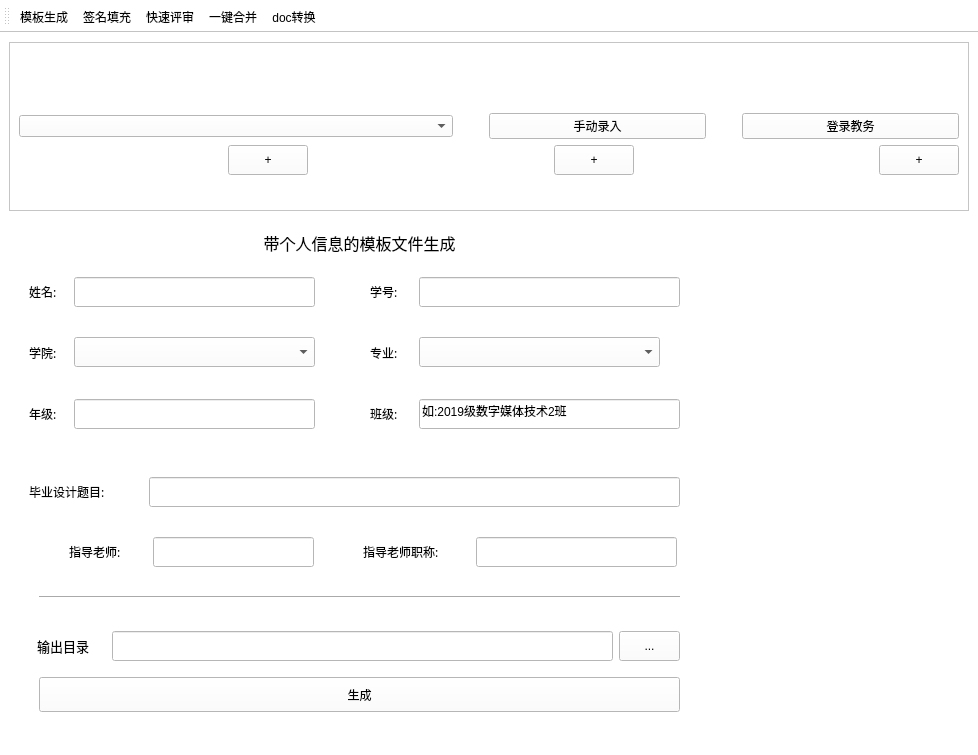
Old version of the form ui/main_ui_teacher.ui in the repository deoxyribonucleic-acid/doc_automation.
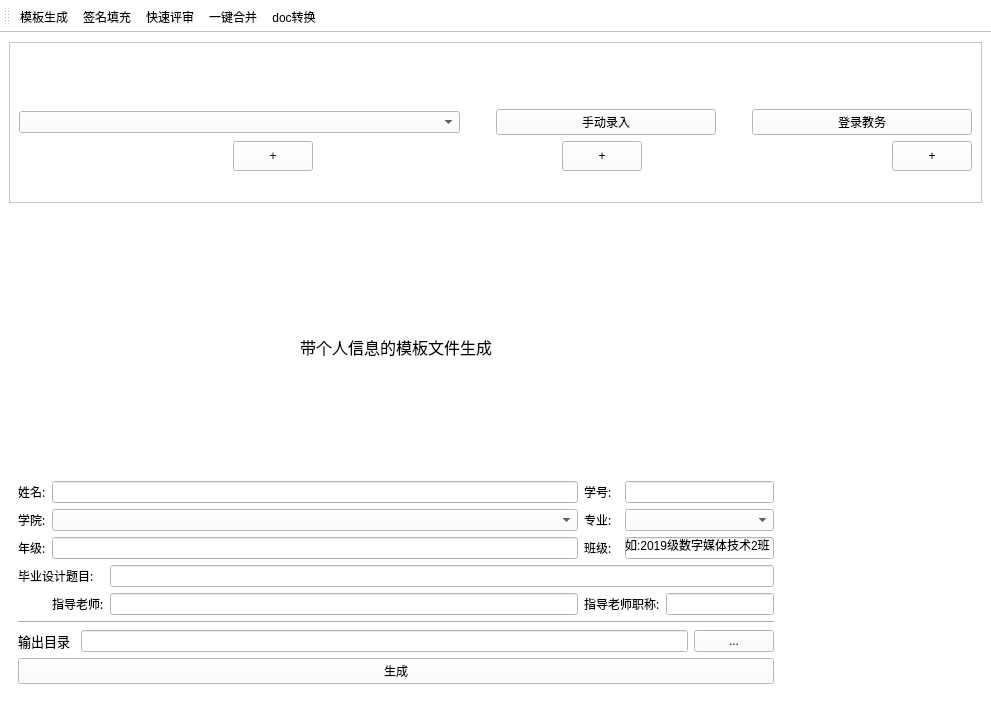
New version of the form. The open tabs and pages were chosen to show the change. Icons and pictures are not drawn.

The edit to the form file:
```diff
--- a/ui/main_ui_teacher.ui
+++ b/ui/main_ui_teacher.ui
@@ -6,8 +6,8 @@
    <rect>
     <x>0</x>
     <y>0</y>
-    <width>978</width>
-    <height>755</height>
+    <width>991</width>
+    <height>724</height>
    </rect>
   </property>
   <property name="maximumSize">
@@ -144,7 +144,7 @@
                 <spacer name="horizontalSpacer">
                  <property name="sizePolicy">
                   <sizepolicy hsizetype="Preferred" vsizetype="Minimum">
-                   <horstretch>1</horstretch>
+                   <horstretch>0</horstretch>
                    <verstretch>0</verstretch>
                   </sizepolicy>
                  </property>
@@ -179,7 +179,7 @@
                 <spacer name="horizontalSpacer_2">
                  <property name="sizePolicy">
                   <sizepolicy hsizetype="Preferred" vsizetype="Minimum">
-                   <horstretch>1</horstretch>
+                   <horstretch>0</horstretch>
                    <verstretch>0</verstretch>
                   </sizepolicy>
                  </property>
@@ -233,7 +233,7 @@
                <item>
                 <layout class="QHBoxLayout" name="horizontalLayout">
                  <property name="spacing">
-                  <number>-1</number>
+                  <number>6</number>
                  </property>
                  <item>
                   <widget class="QLabel" name="xzcy_sig">
@@ -544,15 +544,9 @@
            <number>0</number>
           </property>
           <widget class="QWidget" name="template_generation_2">
+           <layout class="QGridLayout" name="gridLayout_3">
+            <item row="0" column="0" colspan="8">
            <widget class="QLabel" name="title_1">
-            <property name="geometry">
-             <rect>
-              <x>30</x>
-              <y>10</y>
-              <width>641</width>
-              <height>31</height>
-             </rect>
-            </property>
             <property name="font">
              <font>
               <family>思源黑体 CN Normal</family>
@@ -579,97 +573,9 @@
              <bool>false</bool>
             </property>
            </widget>
-           <widget class="Line" name="line">
-            <property name="geometry">
-             <rect>
-              <x>30</x>
-              <y>370</y>
-              <width>641</width>
-              <height>20</height>
-             </rect>
-            </property>
-            <property name="orientation">
-             <enum>Qt::Horizontal</enum>
-            </property>
-           </widget>
-           <widget class="QLabel" name="grade_label">
-            <property name="geometry">
-             <rect>
-              <x>20</x>
-              <y>182</y>
-              <width>38</width>
-              <height>30</height>
-             </rect>
-            </property>
-            <property name="font">
-             <font>
-              <family>思源黑体 CN Normal</family>
-              <pointsize>9</pointsize>
-              <weight>50</weight>
-              <italic>false</italic>
-              <bold>false</bold>
-              <kerning>true</kerning>
-             </font>
-            </property>
-            <property name="text">
-             <string>年级:</string>
-            </property>
-            <property name="buddy">
-             <cstring>grade_input</cstring>
-            </property>
-           </widget>
-           <widget class="QLineEdit" name="name_input">
-            <property name="geometry">
-             <rect>
-              <x>65</x>
-              <y>60</y>
-              <width>241</width>
-              <height>30</height>
-             </rect>
-            </property>
-           </widget>
-           <widget class="QLabel" name="academy_label">
-            <property name="geometry">
-             <rect>
-              <x>20</x>
-              <y>121</y>
-              <width>38</width>
-              <height>30</height>
-             </rect>
-            </property>
-            <property name="font">
-             <font>
-              <family>思源黑体 CN Normal</family>
-              <pointsize>9</pointsize>
-              <weight>50</weight>
-              <italic>false</italic>
-              <bold>false</bold>
-              <kerning>true</kerning>
-             </font>
-            </property>
-            <property name="text">
-             <string>学院:</string>
-            </property>
-           </widget>
-           <widget class="QLineEdit" name="grade_input">
-            <property name="geometry">
-             <rect>
-              <x>65</x>
-              <y>182</y>
-              <width>241</width>
-              <height>30</height>
-             </rect>
-            </property>
-           </widget>
+            </item>
+            <item row="1" column="0">
            <widget class="QLabel" name="name_label">
-            <property name="geometry">
-             <rect>
-              <x>20</x>
-              <y>60</y>
-              <width>38</width>
-              <height>30</height>
-             </rect>
-            </property>
             <property name="font">
              <font>
               <family>思源黑体 CN Normal</family>
@@ -687,40 +593,12 @@
              <cstring>name_input</cstring>
             </property>
            </widget>
-           <widget class="QLineEdit" name="banji_input">
-            <property name="geometry">
-             <rect>
-              <x>410</x>
-              <y>182</y>
-              <width>261</width>
-              <height>30</height>
-             </rect>
-            </property>
-            <property name="styleSheet">
-             <string notr="true"/>
-            </property>
-            <property name="text">
-             <string>如:2019级数字媒体技术2班</string>
-            </property>
-            <property name="frame">
-             <bool>true</bool>
-            </property>
-            <property name="dragEnabled">
-             <bool>false</bool>
-            </property>
-            <property name="readOnly">
-             <bool>false</bool>
-            </property>
-           </widget>
+            </item>
+            <item row="1" column="1" colspan="3">
+             <widget class="QLineEdit" name="name_input"/>
+            </item>
+            <item row="1" column="4">
            <widget class="QLabel" name="id_label">
-            <property name="geometry">
-             <rect>
-              <x>361</x>
-              <y>60</y>
-              <width>38</width>
-              <height>30</height>
-             </rect>
-            </property>
             <property name="font">
              <font>
               <family>思源黑体 CN Normal</family>
@@ -738,15 +616,32 @@
              <cstring>id_input</cstring>
             </property>
            </widget>
+            </item>
+            <item row="1" column="5" colspan="3">
+             <widget class="QLineEdit" name="id_input"/>
+            </item>
+            <item row="2" column="0">
+             <widget class="QLabel" name="academy_label">
+              <property name="font">
+               <font>
+                <family>思源黑体 CN Normal</family>
+                <pointsize>9</pointsize>
+                <weight>50</weight>
+                <italic>false</italic>
+                <bold>false</bold>
+                <kerning>true</kerning>
+               </font>
+              </property>
+              <property name="text">
+               <string>学院:</string>
+              </property>
+             </widget>
+            </item>
+            <item row="2" column="1" colspan="3">
+             <widget class="QComboBox" name="school_select"/>
+            </item>
+            <item row="2" column="4">
            <widget class="QLabel" name="major_label">
-            <property name="geometry">
-             <rect>
-              <x>361</x>
-              <y>121</y>
-              <width>38</width>
-              <height>30</height>
-             </rect>
-            </property>
             <property name="font">
              <font>
               <family>思源黑体 CN Normal</family>
@@ -761,15 +656,35 @@
              <string>专业:</string>
             </property>
            </widget>
+            </item>
+            <item row="2" column="5" colspan="3">
+             <widget class="QComboBox" name="major_select"/>
+            </item>
+            <item row="3" column="0">
+             <widget class="QLabel" name="grade_label">
+              <property name="font">
+               <font>
+                <family>思源黑体 CN Normal</family>
+                <pointsize>9</pointsize>
+                <weight>50</weight>
+                <italic>false</italic>
+                <bold>false</bold>
+                <kerning>true</kerning>
+               </font>
+              </property>
+              <property name="text">
+               <string>年级:</string>
+              </property>
+              <property name="buddy">
+               <cstring>grade_input</cstring>
+              </property>
+             </widget>
+            </item>
+            <item row="3" column="1" colspan="3">
+             <widget class="QLineEdit" name="grade_input"/>
+            </item>
+            <item row="3" column="4">
            <widget class="QLabel" name="banji_label">
-            <property name="geometry">
-             <rect>
-              <x>361</x>
-              <y>182</y>
-              <width>38</width>
-              <height>30</height>
-             </rect>
-            </property>
             <property name="font">
              <font>
               <family>思源黑体 CN Normal</family>
@@ -790,25 +705,51 @@
              <cstring>banji_input</cstring>
             </property>
            </widget>
-           <widget class="QLineEdit" name="id_input">
-            <property name="geometry">
-             <rect>
-              <x>410</x>
-              <y>60</y>
-              <width>261</width>
-              <height>30</height>
-             </rect>
-            </property>
-           </widget>
+            </item>
+            <item row="3" column="5" colspan="3">
+             <widget class="QLineEdit" name="banji_input">
+              <property name="styleSheet">
+               <string notr="true"/>
+              </property>
+              <property name="text">
+               <string>如:2019级数字媒体技术2班</string>
+              </property>
+              <property name="frame">
+               <bool>true</bool>
+              </property>
+              <property name="dragEnabled">
+               <bool>false</bool>
+              </property>
+              <property name="readOnly">
+               <bool>false</bool>
+              </property>
+             </widget>
+            </item>
+            <item row="4" column="0" colspan="3">
+             <widget class="QLabel" name="title_label">
+              <property name="font">
+               <font>
+                <family>思源黑体 CN Normal</family>
+                <pointsize>9</pointsize>
+                <weight>50</weight>
+                <italic>false</italic>
+                <bold>false</bold>
+                <kerning>true</kerning>
+               </font>
+              </property>
+              <property name="text">
+               <string>毕业设计题目:</string>
+              </property>
+              <property name="buddy">
+               <cstring>title_input</cstring>
+              </property>
+             </widget>
+            </item>
+            <item row="4" column="3" colspan="5">
+             <widget class="QLineEdit" name="title_input"/>
+            </item>
+            <item row="5" column="1" colspan="2">
            <widget class="QLabel" name="teacher_label">
-            <property name="geometry">
-             <rect>
-              <x>60</x>
-              <y>320</y>
-              <width>72</width>
-              <height>30</height>
-             </rect>
-            </property>
             <property name="font">
              <font>
               <family>思源黑体 CN Normal</family>
@@ -826,25 +767,16 @@
              <cstring>teacher_input</cstring>
             </property>
            </widget>
-           <widget class="QLineEdit" name="title_input">
-            <property name="geometry">
-             <rect>
-              <x>140</x>
-              <y>260</y>
-              <width>531</width>
-              <height>30</height>
-             </rect>
-            </property>
-           </widget>
+            </item>
+            <item row="5" column="3">
+             <widget class="QLineEdit" name="teacher_input">
+              <property name="enabled">
+               <bool>true</bool>
+              </property>
+             </widget>
+            </item>
+            <item row="5" column="4" colspan="2">
            <widget class="QLabel" name="zhichen_label">
-            <property name="geometry">
-             <rect>
-              <x>354</x>
-              <y>320</y>
-              <width>106</width>
-              <height>30</height>
-             </rect>
-            </property>
             <property name="font">
              <font>
               <family>思源黑体 CN Normal</family>
@@ -865,67 +797,23 @@
              <cstring>zhichen_input</cstring>
             </property>
            </widget>
+            </item>
+            <item row="5" column="6" colspan="2">
            <widget class="QLineEdit" name="zhichen_input">
-            <property name="geometry">
-             <rect>
-              <x>467</x>
-              <y>320</y>
-              <width>201</width>
-              <height>30</height>
-             </rect>
-            </property>
             <property name="styleSheet">
              <string notr="true"/>
             </property>
            </widget>
-           <widget class="QLabel" name="title_label">
-            <property name="geometry">
-             <rect>
-              <x>20</x>
-              <y>260</y>
-              <width>106</width>
-              <height>30</height>
-             </rect>
-            </property>
-            <property name="font">
-             <font>
-              <family>思源黑体 CN Normal</family>
-              <pointsize>9</pointsize>
-              <weight>50</weight>
-              <italic>false</italic>
-              <bold>false</bold>
-              <kerning>true</kerning>
-             </font>
-            </property>
-            <property name="text">
-             <string>毕业设计题目:</string>
-            </property>
-            <property name="buddy">
-             <cstring>title_input</cstring>
-            </property>
-           </widget>
-           <widget class="QLineEdit" name="teacher_input">
-            <property name="enabled">
-             <bool>true</bool>
-            </property>
-            <property name="geometry">
-             <rect>
-              <x>144</x>
-              <y>320</y>
-              <width>161</width>
-              <height>30</height>
-             </rect>
-            </property>
-           </widget>
+            </item>
+            <item row="6" column="0" colspan="8">
+             <widget class="Line" name="line">
+              <property name="orientation">
+               <enum>Qt::Horizontal</enum>
+              </property>
+             </widget>
+            </item>
+            <item row="7" column="0" colspan="2">
            <widget class="QLabel" name="output_label">
-            <property name="geometry">
-             <rect>
-              <x>28</x>
-              <y>414</y>
-              <width>68</width>
-              <height>30</height>
-             </rect>
-            </property>
             <property name="font">
              <font>
               <family>思源黑体 CN Normal</family>
@@ -943,65 +831,29 @@
              <cstring>output_input</cstring>
             </property>
            </widget>
-           <widget class="QPushButton" name="run_button">
-            <property name="geometry">
-             <rect>
-              <x>30</x>
-              <y>460</y>
-              <width>641</width>
-              <height>35</height>
-             </rect>
-            </property>
-            <property name="text">
-             <string>生成</string>
-            </property>
-           </widget>
+            </item>
+            <item row="7" column="2" colspan="5">
            <widget class="QLineEdit" name="output_input">
-            <property name="geometry">
-             <rect>
-              <x>103</x>
-              <y>414</y>
-              <width>501</width>
-              <height>30</height>
-             </rect>
-            </property>
             <property name="readOnly">
              <bool>true</bool>
             </property>
            </widget>
+            </item>
+            <item row="7" column="7">
            <widget class="QPushButton" name="choice_tem_out_path">
-            <property name="geometry">
-             <rect>
-              <x>610</x>
-              <y>414</y>
-              <width>61</width>
-              <height>30</height>
-             </rect>
-            </property>
             <property name="text">
              <string>...</string>
             </property>
            </widget>
-           <widget class="QComboBox" name="major_select">
-            <property name="geometry">
-             <rect>
-              <x>410</x>
-              <y>120</y>
-              <width>241</width>
-              <height>30</height>
-             </rect>
-            </property>
-           </widget>
-           <widget class="QComboBox" name="school_select">
-            <property name="geometry">
-             <rect>
-              <x>65</x>
-              <y>120</y>
-              <width>241</width>
-              <height>30</height>
-             </rect>
-            </property>
-           </widget>
+            </item>
+            <item row="8" column="0" colspan="8">
+             <widget class="QPushButton" name="run_button">
+              <property name="text">
+               <string>生成</string>
+              </property>
+             </widget>
+            </item>
+           </layout>
           </widget>
           <widget class="QWidget" name="signature_fill_2">
            <widget class="QLabel" name="title_2">
```
Left out of the diff: 388 changed lines with no effect on the pictures. Lines whose indentation alone changed are shown as unchanged.
